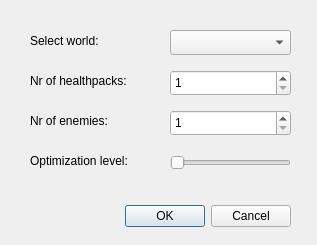
Old version of the form src/mainui/popup.ui in the repository polyakovkrylo/killemall.
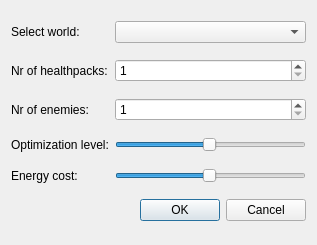
New version of the form.

Commit message: Implemented changing of minimal energy cost

Patch:
```diff
--- a/src/mainui/popup.ui
+++ b/src/mainui/popup.ui
@@ -13,123 +13,96 @@
   <property name="windowTitle">
    <string>Dialog</string>
   </property>
-  <widget class="QDialogButtonBox" name="buttonBox">
-   <property name="geometry">
-    <rect>
-     <x>-50</x>
-     <y>200</y>
-     <width>341</width>
-     <height>32</height>
-    </rect>
-   </property>
-   <property name="orientation">
-    <enum>Qt::Horizontal</enum>
-   </property>
-   <property name="standardButtons">
-    <set>QDialogButtonBox::Cancel|QDialogButtonBox::Ok</set>
-   </property>
-  </widget>
-  <widget class="QComboBox" name="chooseWorld">
-   <property name="geometry">
-    <rect>
-     <x>170</x>
-     <y>30</y>
-     <width>121</width>
-     <height>25</height>
-    </rect>
-   </property>
-  </widget>
-  <widget class="QSpinBox" name="nrHealth">
-   <property name="geometry">
-    <rect>
-     <x>170</x>
-     <y>70</y>
-     <width>121</width>
-     <height>26</height>
-    </rect>
-   </property>
-   <property name="minimum">
-    <number>1</number>
-   </property>
-  </widget>
-  <widget class="QSpinBox" name="nrEnemies">
-   <property name="geometry">
-    <rect>
-     <x>170</x>
-     <y>110</y>
-     <width>121</width>
-     <height>26</height>
-    </rect>
-   </property>
-   <property name="minimum">
-    <number>1</number>
-   </property>
-  </widget>
+  <layout class="QGridLayout" name="gridLayout">
+   <item row="0" column="0">
   <widget class="QLabel" name="label">
-   <property name="geometry">
-    <rect>
-     <x>30</x>
-     <y>30</y>
-     <width>131</width>
-     <height>21</height>
-    </rect>
-   </property>
    <property name="text">
     <string>Select world:</string>
    </property>
   </widget>
+   </item>
+   <item row="0" column="1">
+    <widget class="QComboBox" name="chooseWorld"/>
+   </item>
+   <item row="1" column="0">
   <widget class="QLabel" name="label_2">
-   <property name="geometry">
-    <rect>
-     <x>30</x>
-     <y>70</y>
-     <width>131</width>
-     <height>21</height>
-    </rect>
-   </property>
    <property name="text">
     <string>Nr of healthpacks:</string>
    </property>
   </widget>
+   </item>
+   <item row="1" column="1">
+    <widget class="QSpinBox" name="nrHealth">
+     <property name="minimum">
+      <number>1</number>
+     </property>
+    </widget>
+   </item>
+   <item row="2" column="0">
   <widget class="QLabel" name="label_3">
-   <property name="geometry">
-    <rect>
-     <x>30</x>
-     <y>110</y>
-     <width>131</width>
-     <height>21</height>
-    </rect>
-   </property>
    <property name="text">
     <string>Nr of enemies:</string>
    </property>
   </widget>
+   </item>
+   <item row="2" column="1">
+    <widget class="QSpinBox" name="nrEnemies">
+     <property name="minimum">
+      <number>1</number>
+     </property>
+    </widget>
+   </item>
+   <item row="3" column="0">
   <widget class="QLabel" name="label_4">
-   <property name="geometry">
-    <rect>
-     <x>30</x>
-     <y>150</y>
-     <width>131</width>
-     <height>21</height>
-    </rect>
-   </property>
    <property name="text">
     <string>Optimization level:</string>
    </property>
   </widget>
+   </item>
+   <item row="3" column="1">
   <widget class="QSlider" name="optimizationSlider">
-   <property name="geometry">
-    <rect>
-     <x>170</x>
-     <y>155</y>
-     <width>121</width>
-     <height>16</height>
-    </rect>
+     <property name="sliderPosition">
+      <number>49</number>
    </property>
    <property name="orientation">
     <enum>Qt::Horizontal</enum>
    </property>
   </widget>
+   </item>
+   <item row="4" column="0">
+    <widget class="QLabel" name="label_5">
+     <property name="text">
+      <string>Energy cost:</string>
+     </property>
+    </widget>
+   </item>
+   <item row="4" column="1">
+    <widget class="QSlider" name="energyCostSlider">
+     <property name="minimum">
+      <number>1</number>
+     </property>
+     <property name="maximum">
+      <number>100</number>
+     </property>
+     <property name="value">
+      <number>50</number>
+     </property>
+     <property name="orientation">
+      <enum>Qt::Horizontal</enum>
+     </property>
+    </widget>
+   </item>
+   <item row="5" column="0" colspan="2">
+    <widget class="QDialogButtonBox" name="buttonBox">
+     <property name="orientation">
+      <enum>Qt::Horizontal</enum>
+     </property>
+     <property name="standardButtons">
+      <set>QDialogButtonBox::Cancel|QDialogButtonBox::Ok</set>
+     </property>
+    </widget>
+   </item>
+  </layout>
  </widget>
  <resources/>
  <connections>
```
Lines whose indentation alone changed are shown as unchanged. The commit also changes 5 other files.
